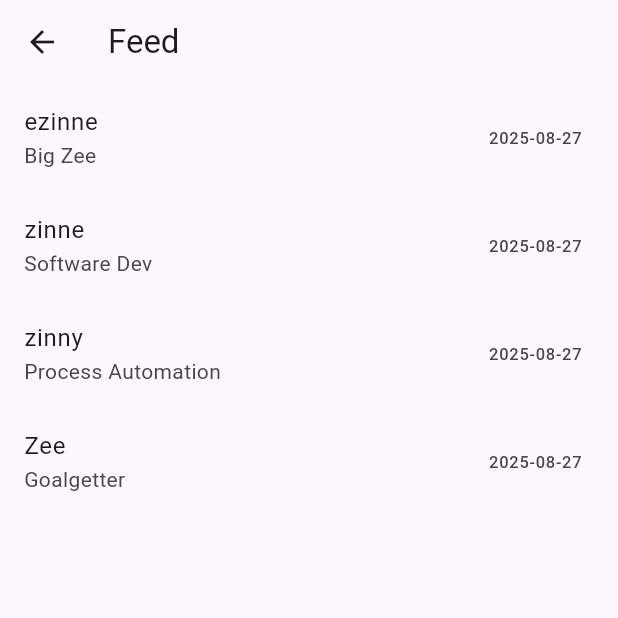
After one commit to Zinniie/Social-Media-App, a Flutter app: the FeedPage screen opened by its route, on a phone screen of 412 x 824 dp, the top half of it. The commit adds this screen. Run offline on Flutter 3.47's test engine with Material 3 defaults, Android fonts, the phone set to English and light mode, and no system bars; our stand-ins replace equatable, flutter_bloc, flutter_secure_storage; accounts and stored records are empty.

Commit message:
feed_page

```diff
--- /dev/null
+++ b/lib/features/feed/data/repository/mock_posts_repository.dart
@@ -0,0 +1,37 @@
+import 'package:social_media_app/features/feed/domain/entities/post_entity.dart';
+import 'package:social_media_app/features/feed/domain/repository/post_repository.dart';
+
+class MockPostsRepository implements PostRepository {
+  @override
+  Future<List<PostEntity>> fetchPosts() async {
+    return [
+      PostEntity(
+          userId: '123',
+          username: 'ezinne',
+          content: 'Big Zee',
+          createdAt: DateTime.now()),
+           PostEntity(
+          userId: '124',
+          username: 'zinne',
+          content: 'Software Dev',
+          createdAt: DateTime.now()),
+           PostEntity(
+          userId: '125',
+          username: 'zinny',
+          content: 'Process Automation',
+          createdAt: DateTime.now()),
+           PostEntity(
+          userId: '126',
+          username: 'Zee',
+          content: 'Goalgetter',
+          createdAt: DateTime.now()),
+    ];
+  }
+}
+
+class MockPostsWithErrorRepository implements PostRepository {
+  @override
+  Future<List<PostEntity>> fetchPosts() {
+    throw Exception('Something broke');
+  }
+}
--- /dev/null
+++ b/lib/features/feed/domain/repository/post_repository.dart
@@ -0,0 +1,5 @@
+import 'package:social_media_app/features/feed/domain/entities/post_entity.dart';
+
+abstract class PostRepository{
+  Future<List<PostEntity>> fetchPosts();
+}
--- a/lib/features/feed/domain/usecases/fetch_posts_use_case.dart
+++ b/lib/features/feed/domain/usecases/fetch_posts_use_case.dart
@@ -1,14 +1,14 @@
 import 'package:social_media_app/features/feed/domain/entities/post_entity.dart';
+import 'package:social_media_app/features/feed/domain/repository/post_repository.dart';
 
 class FetchPostsUseCase {
+  final PostRepository postRepository;
+
+  FetchPostsUseCase({required this.postRepository});
+
   Future<List<PostEntity>> call() async {
-    return [
-      PostEntity(
-        userId: '123',
-        username: 'ezinne',
-        content: 'Big Zee',
-        createdAt: DateTime.now(),
-      ),
-    ];
+    final result = postRepository.fetchPosts();
+    return result;
+
   }
 }
--- /dev/null
+++ b/lib/features/feed/presentation/bloc/feed_bloc.dart
@@ -0,0 +1,23 @@
+import 'package:flutter_bloc/flutter_bloc.dart';
+import 'package:social_media_app/core/utils.dart';
+import 'package:social_media_app/features/feed/domain/usecases/fetch_posts_use_case.dart';
+import 'package:social_media_app/features/feed/presentation/bloc/feed_event.dart';
+import 'package:social_media_app/features/feed/presentation/bloc/feed_state.dart';
+
+class FeedBloc extends Bloc<FeedEvent, FeedState> {
+  FetchPostsUseCase fetchPostsUseCase;
+
+  FeedBloc({required this.fetchPostsUseCase}) : super(FeedInitial()) {
+    on<FetchPostsRequested>(_fetchPostsRequested);
+  }
+  _fetchPostsRequested(
+      FetchPostsRequested event, Emitter<FeedState> emit) async {
+    emit(FeedLoading());
+    try {
+      final posts = await fetchPostsUseCase.call();
+      emit(FeedLoaded(posts: posts));
+    } catch (e) {
+      emit(FeedFailure(message: formatError(e)));
+    }
+  }
+}
--- /dev/null
+++ b/lib/features/feed/presentation/bloc/feed_event.dart
@@ -0,0 +1,5 @@
+abstract class FeedEvent{}
+
+class FetchPostsRequested extends FeedEvent{
+
+}
--- /dev/null
+++ b/lib/features/feed/presentation/bloc/feed_state.dart
@@ -0,0 +1,22 @@
+import 'package:equatable/equatable.dart';
+import 'package:social_media_app/features/feed/domain/entities/post_entity.dart';
+
+abstract class FeedState extends Equatable {
+  @override
+  List<Object?> get props => [];
+}
+
+class FeedInitial extends FeedState {}
+
+class FeedLoading extends FeedState {}
+
+class FeedLoaded extends FeedState {
+  final List<PostEntity> posts;
+
+  FeedLoaded({required this.posts});
+}
+
+class FeedFailure extends FeedState {
+  final String message;
+  FeedFailure({required this.message});
+}
--- /dev/null
+++ b/lib/features/feed/presentation/screens/feed_page.dart
@@ -0,0 +1,62 @@
+import 'package:flutter/foundation.dart';
+import 'package:flutter/material.dart';
+import 'package:flutter/widgets.dart';
+import 'package:flutter_bloc/flutter_bloc.dart';
+import 'package:social_media_app/features/feed/presentation/bloc/feed_bloc.dart';
+import 'package:social_media_app/features/feed/presentation/bloc/feed_event.dart';
+import 'package:social_media_app/features/feed/presentation/bloc/feed_state.dart';
+
+class FeedPage extends StatefulWidget {
+  const FeedPage({super.key});
+
+  @override
+  State<FeedPage> createState() => _FeedPageState();
+}
+
+class _FeedPageState extends State<FeedPage> {
+  @override
+  void initState() {
+    context.read<FeedBloc>().add(FetchPostsRequested());
+    super.initState();
+  }
+
+  @override
+  Widget build(BuildContext context) {
+    return Scaffold(
+        appBar: AppBar(
+          title: const Text('Feed'),
+        ),
+        body: BlocBuilder<FeedBloc, FeedState>(builder: (context, state) {
+          if (state is FeedLoading) {
+            return const Center(child: CircularProgressIndicator());
+          } else if (state is FeedLoaded) {
+            final posts = state.posts;
+            if (posts.isEmpty) {
+              return const Center(
+                child: Text('No posts founds'),
+              );
+            }
+            return ListView.builder(
+                itemCount: posts.length,
+                itemBuilder: (context, index) {
+                  final post = posts[index];
+                  return ListTile(
+                    title: Text(post.username),
+                    subtitle: Text(post.content),
+                    trailing: Text(
+                      post.createdAt
+                          .toLocal()
+                          .toIso8601String()
+                          .substring(0, 10),
+                    ),
+                  );
+                });
+          } else if (state is FeedFailure) {
+            return Center(
+              child: Text('Error: ${state.message}'),
+            );
+          }
+          return SizedBox.shrink();
+        }));
+  }
+}
```
Also changed, not shown: lib/main.dart (+12 -1 lines), 3 other files.
